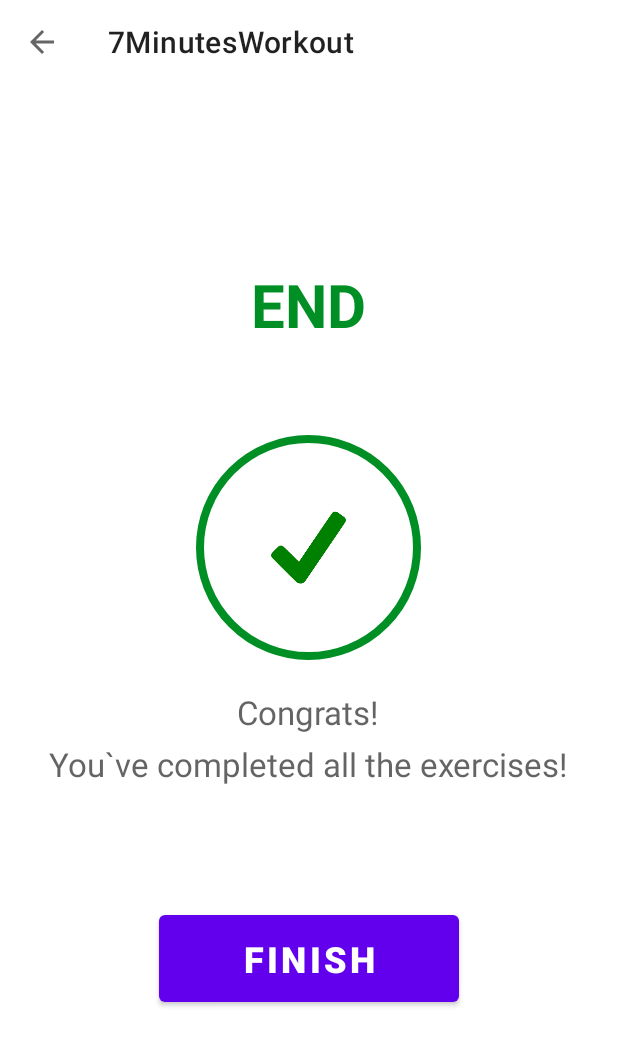
After one commit to volNad/7-mins-workout-app, an Android app: the FinishActivity screen opened directly, with no data from a screen before it, on a phone screen of 412 x 824 dp. The commit adds this screen. Shown: the top 1046 px of the screen. Run offline under Robolectric (Android 15) with nearby library versions, the phone set to English and light mode, and no system bars.

Commit message:
added finish activity, list of done/undone exercises. working on bmi calculator

```diff
--- a/app/src/main/java/com/example/a7minutesworkout/Constants.kt
+++ b/app/src/main/java/com/example/a7minutesworkout/Constants.kt
@@ -32,7 +32,7 @@ object Constants {
 
         val abdominalCrunch = ExerciseModel(
             4,
-            "Wall sit",
+            "Abdominal Crunch",
             R.drawable.ic_abdominal_crunch,
             false,
             false
--- /dev/null
+++ b/app/src/main/java/com/example/a7minutesworkout/FinishActivity.kt
@@ -0,0 +1,31 @@
+package com.example.a7minutesworkout
+
+import android.content.Intent
+import androidx.appcompat.app.AppCompatActivity
+import android.os.Bundle
+import com.example.a7minutesworkout.databinding.ActivityFinishBinding
+
+class FinishActivity : AppCompatActivity() {
+
+    private var binding: ActivityFinishBinding? = null
+
+    override fun onCreate(savedInstanceState: Bundle?) {
+
+        super.onCreate(savedInstanceState)
+        binding = ActivityFinishBinding.inflate(layoutInflater)
+        setContentView(binding?.root)
+
+        setSupportActionBar(binding?.toolbarFinishActivity)
+        if(supportActionBar != null) {
+            supportActionBar?.setDisplayHomeAsUpEnabled(true)
+        }
+
+        binding?.toolbarFinishActivity?.setNavigationOnClickListener {
+            onBackPressedDispatcher.onBackPressed()
+        }
+
+        binding?.btnFinish?.setOnClickListener {
+            finish()
+        }
+    }
+}
--- /dev/null
+++ b/app/src/main/res/layout/activity_finish.xml
@@ -0,0 +1,82 @@
+<?xml version="1.0" encoding="utf-8"?>
+<LinearLayout xmlns:android="http://schemas.android.com/apk/res/android"
+    xmlns:app="http://schemas.android.com/apk/res-auto"
+    xmlns:tools="http://schemas.android.com/tools"
+    android:layout_width="match_parent"
+    android:layout_height="match_parent"
+    tools:context=".FinishActivity"
+    android:orientation="vertical"
+    android:layout_gravity="center"
+
+    >
+
+    <androidx.appcompat.widget.Toolbar
+        android:id="@+id/toolbarFinishActivity"
+        android:layout_width="match_parent"
+        android:layout_height="?android:actionBarSize"
+        android:background="@color/white"
+        />
+
+    <TextView
+        android:layout_width="wrap_content"
+        android:layout_height="wrap_content"
+        android:textColor="@color/colorAccent"
+        android:textStyle="bold"
+        android:textSize="40sp"
+        android:text="END"
+        android:layout_gravity="center"
+        android:layout_marginTop="120dp"
+        />
+
+    <FrameLayout
+
+        android:layout_width="150dp"
+        android:layout_height="150dp"
+        android:layout_gravity="center"
+        android:background="@drawable/item_circular_color_accent_border"
+        android:layout_marginTop="60dp"
+        >
+
+        <ImageView
+            android:layout_width="50dp"
+            android:layout_height="50dp"
+            android:layout_gravity="center"
+            android:src="@drawable/item_checkmark_finish"
+
+            />
+
+    </FrameLayout>
+
+    <TextView
+        android:layout_width="wrap_content"
+        android:layout_height="wrap_content"
+        android:textColor="@color/colorPrimary"
+        android:textSize="@dimen/default_button_text_size"
+        android:text="Congrats!"
+        android:layout_gravity="center"
+        android:layout_marginTop="20dp"
+        />
+
+    <TextView
+        android:layout_width="wrap_content"
+        android:layout_height="wrap_content"
+        android:textColor="@color/colorPrimary"
+        android:textSize="@dimen/default_button_text_size"
+        android:text="You`ve completed all the exercises!"
+        android:layout_gravity="center"
+        android:layout_marginTop="5dp"
+        />
+
+    <Button
+        android:id="@+id/btnFinish"
+        android:layout_width="200dp"
+        android:layout_height="70dp"
+        android:gravity="center"
+        android:layout_gravity="center"
+        android:text="FINISH"
+        android:textStyle="bold"
+        android:textSize="24sp"
+        android:layout_marginTop="80dp"
+        />
+
+</LinearLayout>
```
Also changed, not shown: app/src/main/AndroidManifest.xml (+15 -5 lines), app/src/main/java/com/example/a7minutesworkout/CalculatorActivity.kt (added, +34 -0 lines), app/src/main/java/com/example/a7minutesworkout/ExerciseActivity.kt (+58 -9 lines), app/src/main/java/com/example/a7minutesworkout/ExerciseModel.kt (+5 -5 lines), app/src/main/java/com/example/a7minutesworkout/ExerciseStatusAdapter.kt (added, +56 -0 lines), app/src/main/java/com/example/a7minutesworkout/MainActivity.kt (+4 -5 lines), app/src/main/res/drawable-v24/item_circular_color_thin_accent_border.xml (added, +12 -0 lines), app/src/main/res/drawable/item_circular_color_grey_background.xml (added, +8 -0 lines), app/src/main/res/layout/activity_calculator.xml (added, +77 -0 lines), app/src/main/res/layout/activity_exercise.xml (+12 -1 lines), app/src/main/res/layout/activity_main.xml (+41 -2 lines), app/src/main/res/layout/dialog_custom_back_info.xml (added, +65 -0 lines), app/src/main/res/layout/item_exercise_status.xml (added, +15 -0 lines), app/src/main/res/drawable-v24/item_checkmark_finish.png (added).
